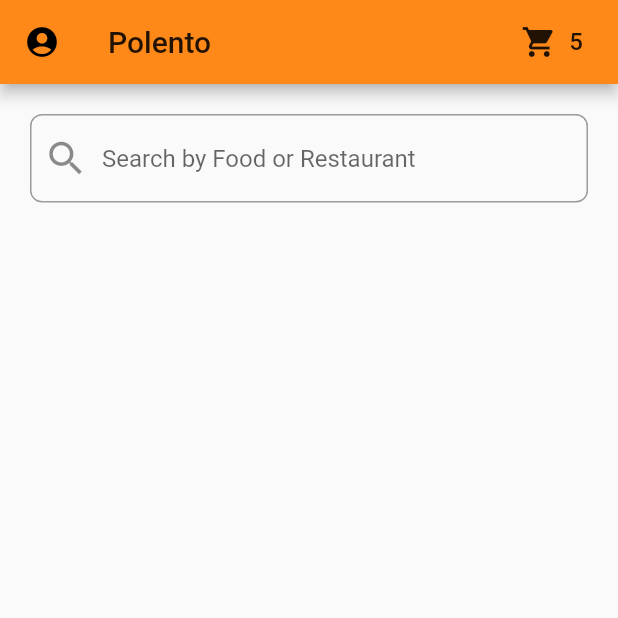
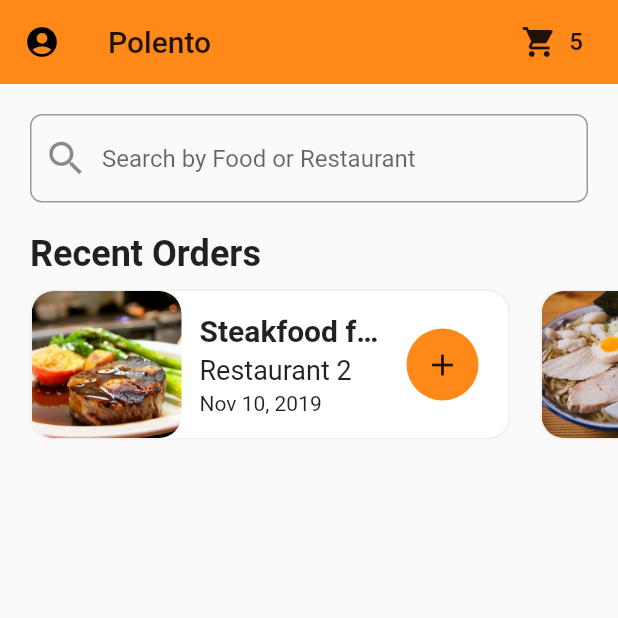
Before and after one commit to Wandersonjack/polento-food-delivery, a Flutter app: the screen it shows after launch, on a phone screen of 412 x 824 dp, the top half of it. Run offline on Flutter 3.47's test engine with Material 2 defaults, Android fonts, the phone set to English and light mode, and no system bars.

Commit message:
bulding the recent order components and getting the order data

```diff
--- /dev/null
+++ b/lib/components/recent_orders.dart
@@ -0,0 +1,110 @@
+import 'package:flutter/material.dart';
+import 'package:polento_food_delivery/data/data.dart';
+import 'package:polento_food_delivery/model/order.dart';
+import 'package:polento_food_delivery/utilities/constants.dart';
+
+class RecentOrders extends StatelessWidget {
+  @override
+  Widget build(BuildContext context) {
+    _buildRecentOrder(BuildContext context, Order order) {
+      return Container(
+        margin: EdgeInsets.all(10),
+        width: 320,
+        decoration: BoxDecoration(
+          color: Colors.white,
+          borderRadius: BorderRadius.circular(15),
+          border: Border.all(
+            width: 1,
+            color: Colors.grey[200],
+          ),
+        ),
+        //food image and content
+        child: Row(
+          mainAxisAlignment: MainAxisAlignment.spaceBetween,
+          children: <Widget>[
+            //food photo
+            Expanded(
+              child: Row(
+                children: <Widget>[
+                  ClipRRect(
+                    borderRadius: BorderRadius.circular(15),
+                    child: Image(
+                      height: 100,
+                      width: 100,
+                      image: AssetImage(order.food.imageUrl),
+                      fit: BoxFit.cover,
+                    ),
+                  ),
+                  //order details
+                  Expanded(
+                    child: Container(
+                      margin: EdgeInsets.all(12),
+                      child: Column(
+                        crossAxisAlignment: CrossAxisAlignment.start,
+                        mainAxisAlignment: MainAxisAlignment.center,
+                        children: <Widget>[
+                          Text(
+                            order.food.name + 'food food I love food',
+                            style: kBody1,
+                            overflow: TextOverflow.ellipsis,
+                          ),
+                          spaceH4,
+                          Text(
+                            order.restaurant.name,
+                            style: kBody2,
+                          ),
+                          spaceH4,
+                          Text(order.date),
+                        ],
+                      ),
+                    ),
+                  ),
+                ],
+              ),
+            ),
+            //action button
+            Container(
+              margin: EdgeInsets.only(right: 20),
+                height: 48,
+                width: 48,
+                decoration: BoxDecoration(
+                  color: Theme.of(context).primaryColor,
+                  borderRadius: BorderRadius.circular(30),
+                ),
+                child: IconButton(
+                    icon: Icon(Icons.add),
+                    onPressed: () {
+                      print('adding items');
+                    })),
+          ],
+        ),
+      );
+    }
+
+    return Column(
+      crossAxisAlignment: CrossAxisAlignment.start,
+      children: <Widget>[
+        Padding(
+          padding: EdgeInsets.symmetric(horizontal: 20),
+          child: Text(
+            'Recent Orders',
+            style: TextStyle(fontSize: 24, fontWeight: FontWeight.bold),
+          ),
+        ),
+        Container(
+          height: 120,
+          child: ListView.builder(
+            padding: EdgeInsets.only(left: 10),
+            physics: BouncingScrollPhysics(),
+            scrollDirection: Axis.horizontal,
+            itemCount: currentUser.orders.length,
+            itemBuilder: (BuildContext context, int index) {
+              Order order = currentUser.orders[index];
+              return _buildRecentOrder(context, order);
+            },
+          ),
+        ),
+      ],
+    );
+  }
+}
--- a/lib/components/search_textfield_component.dart
+++ b/lib/components/search_textfield.dart
@@ -11,6 +11,7 @@ class SearchComponent extends StatelessWidget {
             borderRadius: BorderRadius.circular(8),
             borderSide: BorderSide(width: 0.8),
           ),
+          fillColor: Colors.white,
           prefixIcon: Icon(
             Icons.search,
             size: 30,
--- a/lib/screens/home_screen.dart
+++ b/lib/screens/home_screen.dart
@@ -1,5 +1,6 @@
 import 'package:flutter/material.dart';
-import 'package:polento_food_delivery/components/search_textfield_component.dart';
+import 'package:polento_food_delivery/components/recent_orders.dart';
+import 'package:polento_food_delivery/components/search_textfield.dart';
 import 'package:polento_food_delivery/data/data.dart';
 
 class HomeScreen extends StatefulWidget {
@@ -12,6 +13,7 @@ class _HomeScreenState extends State<HomeScreen> {
   Widget build(BuildContext context) {
     return Scaffold(
       appBar: AppBar(
+        elevation: 0,
         leading: IconButton(
           icon: Icon(Icons.account_circle),
           onPressed: () {},
@@ -37,6 +39,7 @@ class _HomeScreenState extends State<HomeScreen> {
       body: ListView(
         children: <Widget>[
           SearchComponent(),
+          RecentOrders(),
         ],
       ),
     );
--- /dev/null
+++ b/lib/utilities/constants.dart
@@ -0,0 +1,22 @@
+import 'package:flutter/cupertino.dart';
+
+const kDisplay1 = TextStyle(fontWeight: FontWeight.bold, fontSize: 34);
+
+const kDisplay2 = TextStyle(fontWeight: FontWeight.bold, fontSize: 24);
+
+const kBody1 = TextStyle(
+  fontWeight: FontWeight.w600,
+  fontSize: 20,
+);
+
+const kBody2 = TextStyle(
+  fontWeight: FontWeight.w400,
+  fontSize: 18,
+);
+
+final SizedBox spaceH4 = SizedBox(
+  height: 4,
+);
+final SizedBox spaceH8 = SizedBox(
+  height: 8,
+);
```
